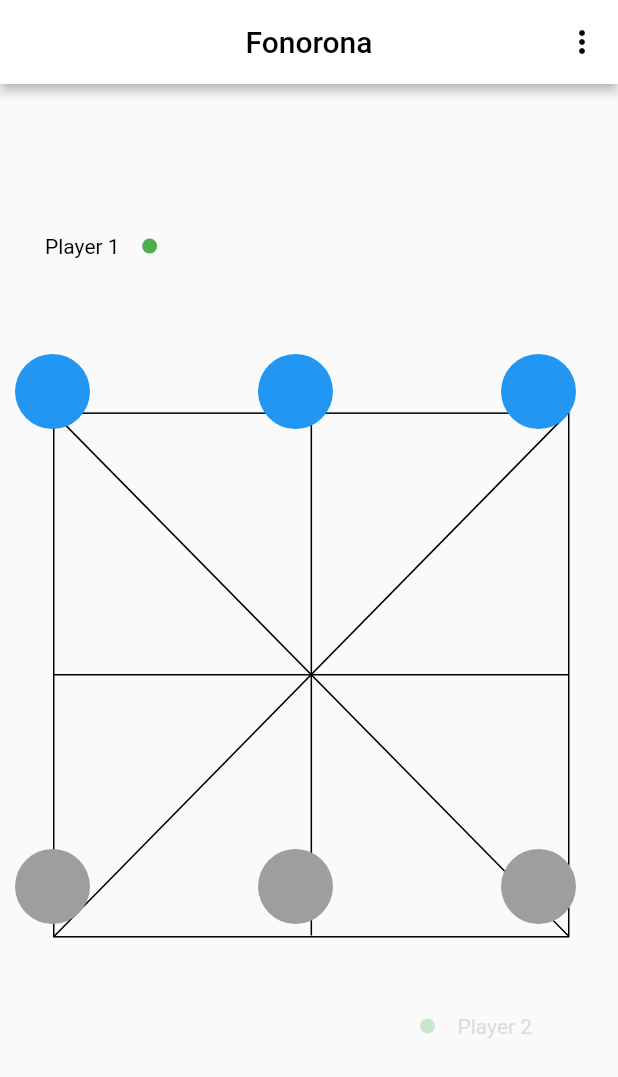
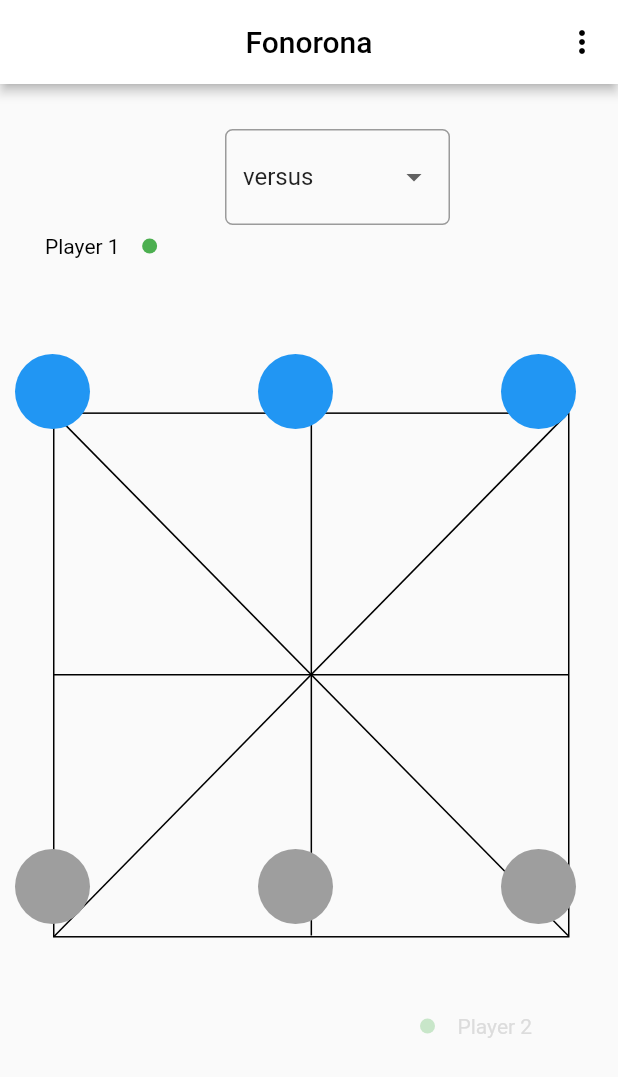
Before and after one commit to ainaNiri/Fanorona, a Flutter app: the screen it shows after launch, on a phone screen of 412 x 824 dp. Shown: the top 1077 px of the screen. Run offline on Flutter 3.47's test engine with Material 2 defaults, Android fonts, the light colour scheme and no system bars.

Commit message:
AI bug fixed

```diff
--- a/lib/models/player.dart
+++ /dev/null
@@ -1,7 +0,0 @@
-class Player{
-  int player;
-  bool isSelected;
-  bool move;
-
-  Player({required this.player, required this.isSelected, required this.move});
-}
--- a/lib/screens/game.dart
+++ b/lib/screens/game.dart
@@ -1,10 +1,8 @@
-import 'dart:math';
-
 import 'package:fanorona/utilities/functions.dart';
-import 'package:fanorona/models/player.dart';
 import 'package:fanorona/utilities/minimax.dart';
 import 'package:fanorona/utilities/variable.dart';
 import 'package:fanorona/widgets/ball.dart';
+import 'package:fanorona/widgets/drop_items.dart';
 import 'package:fanorona/widgets/rectangle.dart';
 import 'package:flutter/material.dart';
 
@@ -77,8 +75,8 @@ class _GameState extends State<Game> {
                           transformEmpty(0, empty);
                           Future.delayed(const Duration(milliseconds: 500), (){
                             play = true;
-                            if(gameOver(i, j, empty) && playerMoved(move)){
-                              versus = false;
+                            if(gameOver(i, j, empty) && playerMoved(move, !player)){
+                              versus = true;
                               if(player) {
                                 showWinDialog(context, "Player 2 win");
                               } else {
@@ -87,12 +85,12 @@ class _GameState extends State<Game> {
                             }
                           });
                           Future.delayed(const Duration(milliseconds: 1200), (){
-                            if(versus){
+                            if(!versus){
                               play = false;
                               int temp = minimax(7, false, 7, empty, move);
                               Future.delayed(const Duration(milliseconds: 500), (){
                                 play = true;
-                                if(gameOver((newBallSelected[1] - 180 )~/ 165, (newBallSelected[0] - 10)~/ 162, empty) && playerMoved(move)){
+                                if(gameOver((newBallSelected[1] - 180 )~/ 165, (newBallSelected[0] - 10)~/ 162, empty) && playerMoved(move, !player)){
                                   showWinDialog(context, "Computer win");
                                 }
                               });
@@ -178,6 +176,19 @@ class _GameState extends State<Game> {
               ],
             ),
           ),
+          Positioned(
+            left: 150,
+            top: 30,
+            child: DropItem(
+              onModeChanged: (value){
+                value == 'versus' ? versus = true : versus = false;
+                reset();
+                setState((){
+
+                });
+              },
+            )
+          ),
         ],
       ),
     );
--- /dev/null
+++ b/lib/widgets/drop_items.dart
@@ -0,0 +1,52 @@
+import 'package:flutter/material.dart';
+
+class DropItem extends StatefulWidget {
+  void Function(String value) onModeChanged;
+  DropItem({ Key? key , required this.onModeChanged}) : super(key: key);
+
+  @override
+  _DropItemState createState() => _DropItemState();
+}
+
+class _DropItemState extends State<DropItem> {
+  final List<String> _versusMode = ['versus', 'computer'];
+
+  String _modeValue = 'versus';
+
+  @override
+  Widget build(BuildContext context) {
+    return SizedBox(
+      width: 150,
+      height: 100,
+      child: FormField<String>(
+      builder: (FormFieldState<String> state) {
+        return InputDecorator(
+          decoration: InputDecoration(
+            border: OutlineInputBorder(
+              borderRadius: BorderRadius.circular(5.0))
+            ),
+          child: DropdownButtonHideUnderline(
+            child: DropdownButton<String>(
+              hint: const Text("Select Mode"),
+              value: _modeValue,
+              isDense: true,
+              onChanged: (newValue) {
+                widget.onModeChanged(newValue ?? '');
+                setState(() {
+                  _modeValue = newValue ?? '';
+                });
+              },
+              items: _versusMode.map((String value) {
+                return DropdownMenuItem<String>(
+                  value: value,
+                  child: Text(value),
+                );
+              }).toList(),
+            ),
+          ),
+        );
+      },
+    ),
+    );
+  }
+}
```
Also changed, not shown: lib/utilities/functions.dart (+11 -3 lines), lib/utilities/minimax.dart (+18 -5 lines).
